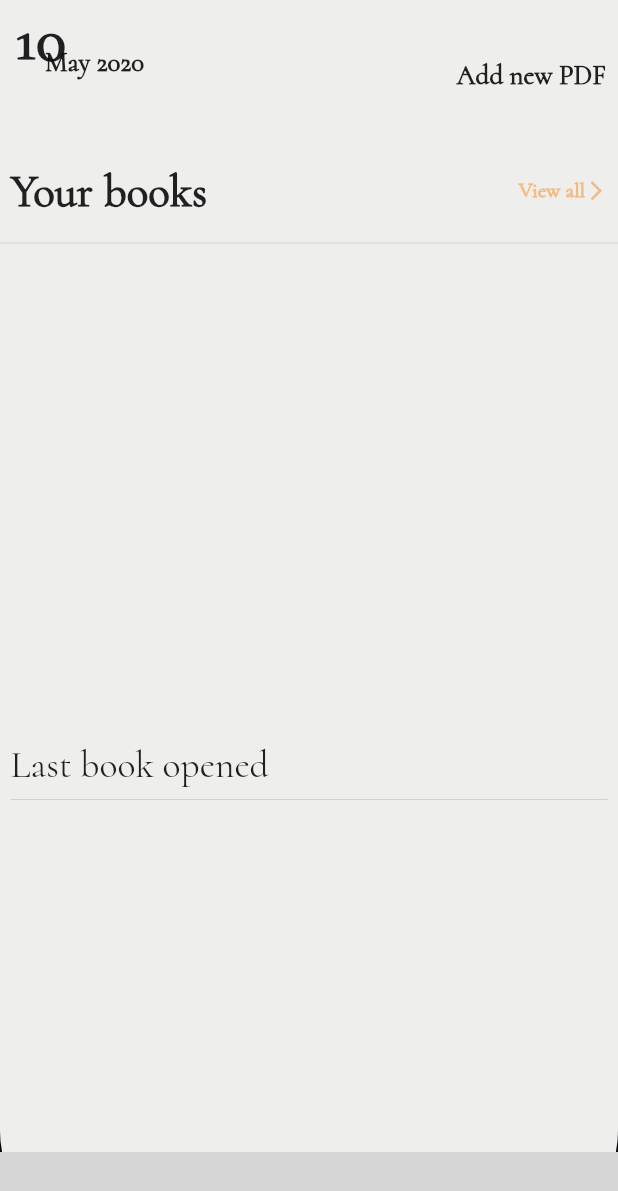
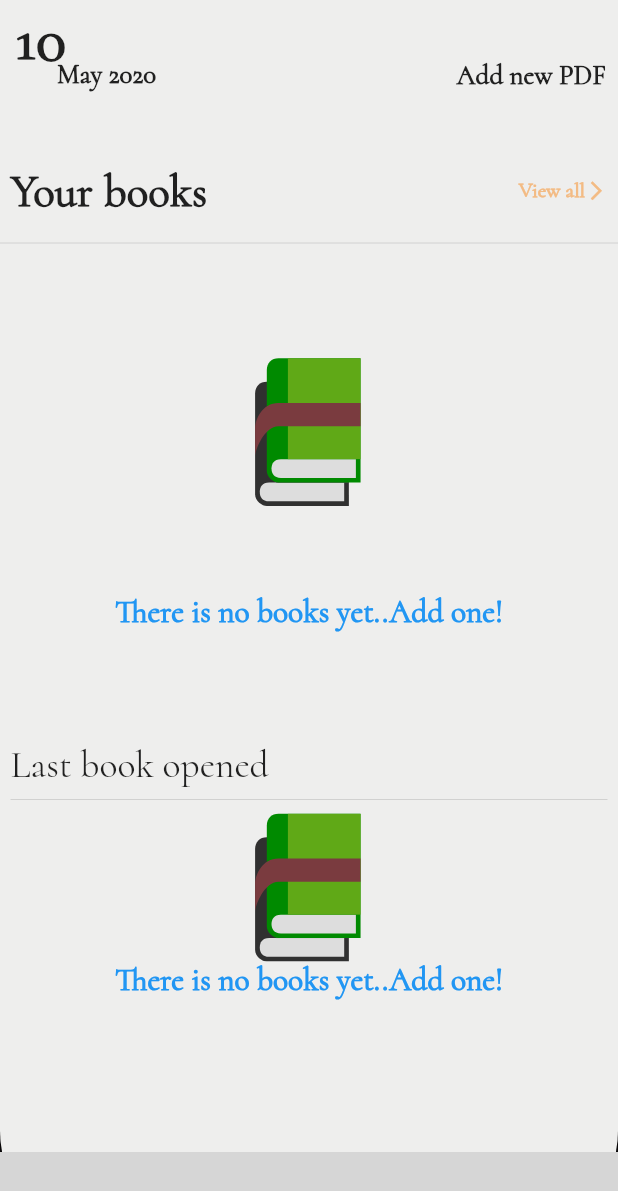
Before and after one commit to MahmoudAshours/Copia, a Flutter app: the screen it shows after launch, on a phone screen of 412 x 824 dp. Shown: the top 1191 px of the screen. Run offline on Flutter 3.47's test engine with Material 2 defaults, Android fonts, the phone set to English and light mode, and no system bars; our stand-ins replace file_picker, flutter_svg, google_fonts, hive, hive_flutter, image_picker and 1 more; missing offline and left inert: fab_circular_menu, flutter_pdfview, majesty; accounts and stored records are empty; generated files the repository leaves out were written again; grey boxes are pictures that could not be loaded.

Commit message:
Fixed Hive issues

```diff
--- a/lib/Hive/database.dart
+++ b/lib/Hive/database.dart
@@ -18,7 +18,7 @@ class PDFDB {
   @HiveField(6)
   DateTime lastSeenDate;
   @HiveField(7)
-  List<int> bookmarked = [];
+  List<int> bookmarked = new List<int>();
   PDFDB(
       {this.bookmarked,
       this.id,
--- a/lib/Screens/HomeScreen/Widgets/book_cards.dart
+++ b/lib/Screens/HomeScreen/Widgets/book_cards.dart
@@ -1,6 +1,7 @@
 import 'dart:io';
 
 import 'package:copia/Screens/PDFScreen/pdfscreen.dart';
+import 'package:copia/Utils/no_books.dart';
 import 'package:flutter/material.dart';
 import 'package:google_fonts/google_fonts.dart';
 import 'package:hive/hive.dart';
@@ -17,6 +18,7 @@ class BookCards extends StatelessWidget {
         child: ValueListenableBuilder(
           valueListenable: Hive.box('name').listenable(),
           builder: (_, Box snapshot, Widget child) {
+            if (snapshot.isEmpty) return NoBooks();
             return ListView.separated(
               separatorBuilder: (_, int i) => VerticalDivider(width: 20),
               physics: BouncingScrollPhysics(),
@@ -196,8 +198,8 @@ class BookCards extends StatelessWidget {
                     SizedBox(width: 40.0),
                     GestureDetector(
                       onTap: () => Navigator.of(context).push(MaterialPageRoute(
-                          builder: (_) =>
-                              PDFScreen(snapshot: snapshot, index: index))),
+                          builder: (_) => PDFScreen(
+                              snapshot: snapshot.getAt(index), index: index))),
                       child: Padding(
                         padding: const EdgeInsets.all(18.0),
                         child: Align(
--- a/lib/Screens/HomeScreen/Widgets/last_opened.dart
+++ b/lib/Screens/HomeScreen/Widgets/last_opened.dart
@@ -1,6 +1,8 @@
 import 'dart:io';
 
+import 'package:copia/Hive/database.dart';
 import 'package:copia/Screens/PDFScreen/pdfscreen.dart';
+import 'package:copia/Utils/no_books.dart';
 import 'package:flutter/cupertino.dart';
 import 'package:flutter/material.dart';
 import 'package:google_fonts/google_fonts.dart';
@@ -24,77 +26,92 @@ class LastOpened extends StatelessWidget {
               ),
             ),
             Divider(),
-            // ValueListenableBuilder(
-            //   valueListenable: Hive.box('name').values.where((element) => e),
-            //   builder: (_, snapshot, widget) {
-            //     return GestureDetector(
-            //       onTap: () => Navigator.of(context).push(MaterialPageRoute(
-            //           builder: (_) => PDFScreen(lastOpenedSnapshot: snapshot))),
-            //       child: Container(
-            //         decoration: BoxDecoration(
-            //             color: const Color(0xff584846),
-            //             borderRadius: BorderRadius.circular(30)),
-            //         child: Padding(
-            //           padding: const EdgeInsets.all(8.0),
-            //           child: Row(
-            //             children: <Widget>[
-            //               Container(
-            //                 width: 200,
-            //                 height: 50,
-            //                 foregroundDecoration: BoxDecoration(
-            //                   boxShadow: [
-            //                     BoxShadow(
-            //                       color: Colors.white10,
-            //                       spreadRadius: 0.1,
-            //                       blurRadius: 3,
-            //                       offset: Offset.zero,
-            //                     )
-            //                   ],
-            //                 ),
-            //                 decoration: BoxDecoration(
-            //                   color: Color(0xffEEEEED),
-            //                   borderRadius: BorderRadius.only(
-            //                     topLeft: Radius.circular(20),
-            //                     bottomLeft: Radius.circular(5),
-            //                     bottomRight: Radius.circular(10),
-            //                     topRight: Radius.circular(10),
-            //                   ),
-            //                   boxShadow: [
-            //                     BoxShadow(
-            //                       color: Colors.black38,
-            //                       spreadRadius: 1,
-            //                       blurRadius: 3,
-            //                       offset: Offset.zero,
-            //                     ),
-            //                   ],
-            //                   image: DecorationImage(
-            //                     fit: BoxFit.cover,
-            //                     image: FileImage(File(_pdf.thumb)),
-            //                   ),
-            //                 ),
-            //               ),
-            //               Expanded(
-            //                 child: Padding(
-            //                   padding: const EdgeInsets.only(left: 8.0),
-            //                   child: Container(
-            //                     child: Text(
-            //                       '${_pdf.pdfName}',
-            //                       style: TextStyle(
-            //                           fontFamily: 'cormorant',
-            //                           fontSize: 25,
-            //                           fontWeight: FontWeight.w500,
-            //                           color: Colors.white),
-            //                     ),
-            //                   ),
-            //                 ),
-            //               )
-            //             ],
-            //           ),
-            //         ),
-            //       ),
-            //     );
-            //   },
-            // )
+            ValueListenableBuilder(
+              valueListenable: Hive.box('name').listenable(),
+              builder: (_, Box snapshot, widget) {
+                if (snapshot.isEmpty) return NoBooks();
+                List<PDFDB> _pdfs =
+                    Hive.box('name').values.toList().cast<PDFDB>();
+                _pdfs.sort((b, a) => a.lastSeenDate.compareTo(b.lastSeenDate));
+                final _pdf = _pdfs[0];
+                return GestureDetector(
+                  onTap: () => Navigator.of(context).push(
+                    MaterialPageRoute(
+                      builder: (_) => PDFScreen(
+                        lastOpenedSnapshot: _pdf,
+                        index: Hive.box('name')
+                            .values
+                            .toList()
+                            .cast<PDFDB>()
+                            .indexOf(_pdf),
+                      ),
+                    ),
+                  ),
+                  child: Container(
+                    decoration: BoxDecoration(
+                        color: const Color(0xff584846),
+                        borderRadius: BorderRadius.circular(30)),
+                    child: Padding(
+                      padding: const EdgeInsets.all(8.0),
+                      child: Row(
+                        children: <Widget>[
+                          Container(
+                            width: 200,
+                            height: 50,
+                            foregroundDecoration: BoxDecoration(
+                              boxShadow: [
+                                BoxShadow(
+                                  color: Colors.white10,
+                                  spreadRadius: 0.1,
+                                  blurRadius: 3,
+                                  offset: Offset.zero,
+                                )
+                              ],
+                            ),
+                            decoration: BoxDecoration(
+                              color: Color(0xffEEEEED),
+                              borderRadius: BorderRadius.only(
+                                topLeft: Radius.circular(20),
+                                bottomLeft: Radius.circular(5),
+                                bottomRight: Radius.circular(10),
+                                topRight: Radius.circular(10),
+                              ),
+                              boxShadow: [
+                                BoxShadow(
+                                  color: Colors.black38,
+                                  spreadRadius: 1,
+                                  blurRadius: 3,
+                                  offset: Offset.zero,
+                                ),
+                              ],
+                              image: DecorationImage(
+                                fit: BoxFit.cover,
+                                image: FileImage(File(_pdf.thumb)),
+                              ),
+                            ),
+                          ),
+                          Expanded(
+                            child: Padding(
+                              padding: const EdgeInsets.only(left: 8.0),
+                              child: Container(
+                                child: Text(
+                                  '${_pdf.pdfName}',
+                                  style: TextStyle(
+                                      fontFamily: 'cormorant',
+                                      fontSize: 25,
+                                      fontWeight: FontWeight.w500,
+                                      color: Colors.white),
+                                ),
+                              ),
+                            ),
+                          )
+                        ],
+                      ),
+                    ),
+                  ),
+                );
+              },
+            )
           ],
         ),
       ),
--- a/lib/Screens/HomeScreen/Widgets/top_bar.dart
+++ b/lib/Screens/HomeScreen/Widgets/top_bar.dart
@@ -16,7 +16,7 @@ class TopBar extends StatelessWidget {
             children: <Widget>[
               Positioned(
                 child: Padding(
-                  padding: const EdgeInsets.only(left: 10.0, right: 5.0),
+                  padding: const EdgeInsets.only(left: 10.0, right: 20.0 , bottom: 20.0),
                   child: Text(
                     '${DateTime.now().day}',
                     style: TextStyle(
@@ -29,12 +29,15 @@ class TopBar extends StatelessWidget {
               Positioned(
                 left: 30,
                 top: 30,
+                child: Padding(
+                  padding: const EdgeInsets.all(8.0),
                   child: Text(
                     _getYear() + ' ${DateTime.now().year}',
                     style: TextStyle(
                         fontFamily: 'cormorant',
                         fontSize: 18,
                         fontWeight: FontWeight.w600),
+                  ),
                 ),
               ),
             ],
--- a/lib/main.dart
+++ b/lib/main.dart
@@ -9,6 +9,6 @@ void main() async {
   final dir = await getApplicationDocumentsDirectory();
   Hive.init(dir.path);
   Hive.registerAdapter(PDFDBAdapter());
-  Hive.openBox('name');
+  await Hive.openBox('name');
   runApp(MyApp());
 }
```
Also changed, not shown: lib/Screens/AllPdfs/all_pdfs.dart (+6 -6 lines), lib/Screens/PDFScreen/pdfscreen.dart (+60 -18 lines), pubspec.yaml (+3 -6 lines), pubspec.lock, 1 other file. Lines whose indentation alone changed are shown as unchanged.
